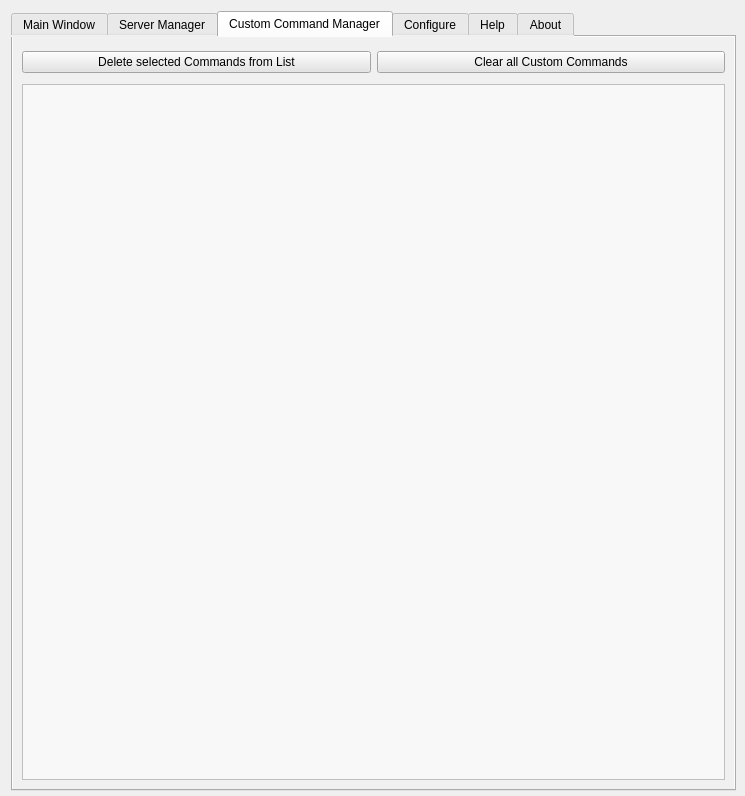
Old version of the form source_files/isrt_main_tabbed_v0.6.ui in the repository sargolin/ISRT-Insurgency-Sandstorm-RCON-TOOL-and-Mapchanger.
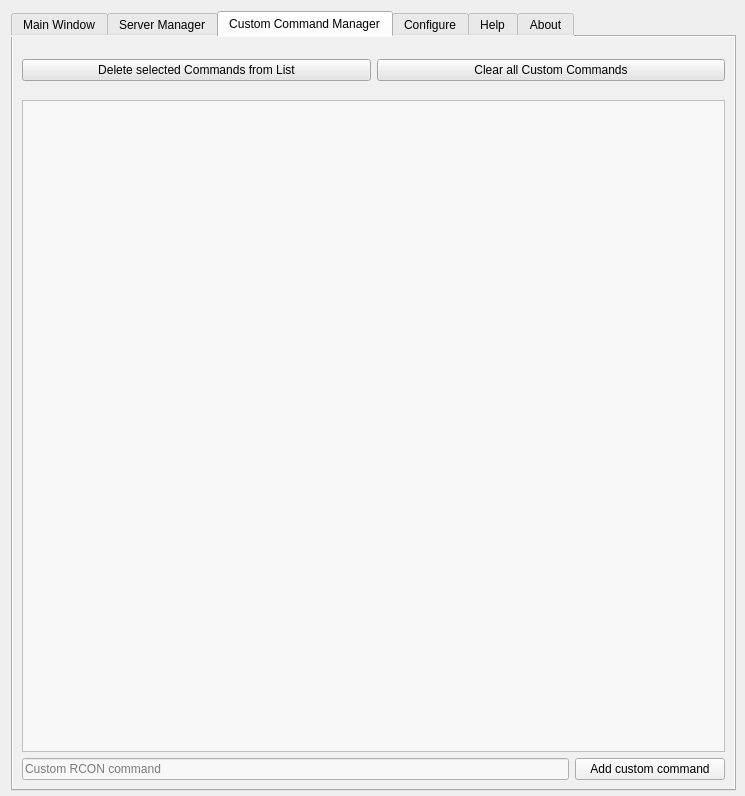
New version of the form. The open tabs and pages were chosen to show the change. Icons and pictures are not drawn.

```diff
--- a/source_files/isrt_main_tabbed_v0.6.ui
+++ b/source_files/isrt_main_tabbed_v0.6.ui
@@ -2073,7 +2073,7 @@
            <property name="sizeHint" stdset="0">
             <size>
              <width>20</width>
-             <height>5</height>
+             <height>13</height>
             </size>
            </property>
           </spacer>
@@ -2127,7 +2127,7 @@
            <property name="sizeHint" stdset="0">
             <size>
              <width>20</width>
-             <height>5</height>
+             <height>13</height>
             </size>
            </property>
           </spacer>
@@ -2157,6 +2157,33 @@
            </property>
           </widget>
          </item>
+         <item>
+          <layout class="QHBoxLayout" name="horizontalLayout_28">
+           <item>
+            <widget class="QLineEdit" name="LE_add_custom_command">
+             <property name="styleSheet">
+              <string notr="true">background-color:rgb(248, 248, 248);</string>
+             </property>
+             <property name="placeholderText">
+              <string>Custom RCON command</string>
+             </property>
+            </widget>
+           </item>
+           <item>
+            <widget class="QPushButton" name="btn_add_cust_command">
+             <property name="minimumSize">
+              <size>
+               <width>150</width>
+               <height>0</height>
+              </size>
+             </property>
+             <property name="text">
+              <string>Add custom command</string>
+             </property>
+            </widget>
+           </item>
+          </layout>
+         </item>
         </layout>
        </item>
       </layout>
```
Left out of the diff: 2 changed lines with no effect on the pictures.
